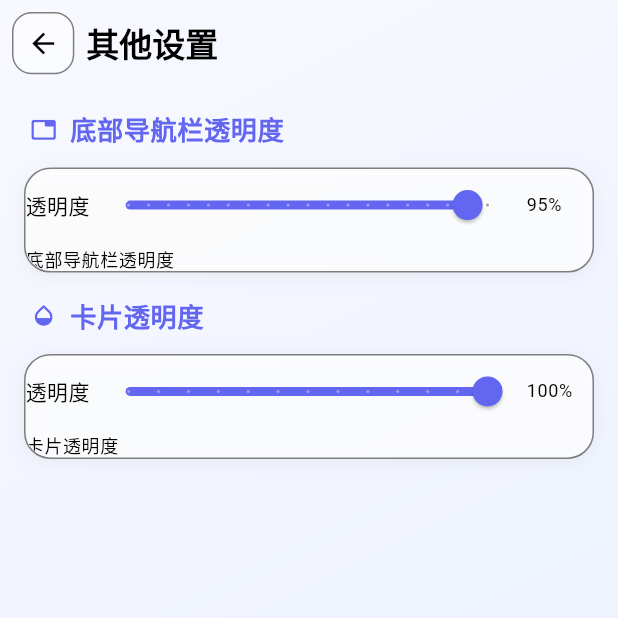
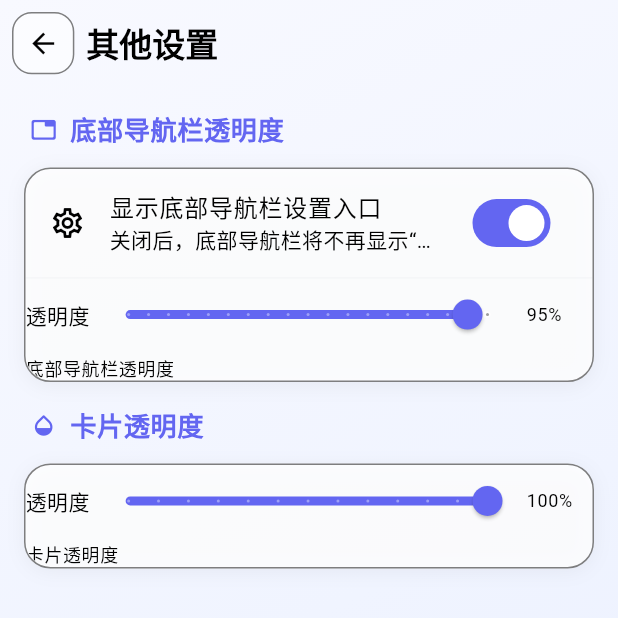
Before and after one commit to jiuxina/ying, a Flutter app: the OtherAppearanceSettingsScreen screen opened directly, on a phone screen of 412 x 824 dp, the top half of it. Run offline on Flutter 3.47's test engine with Material 3 defaults, Android fonts, the phone set to English and light mode, and no system bars; our stand-ins replace app_links, confetti, file_picker, fl_chart, flutter_local_notifications, flutter_markdown_plus and 12 more; missing offline and left inert: flutter_overlay_window, gal, home_widget, icalendar_parser, lunar, mobile_scanner and 1 more; accounts and stored records are empty.

Commit message:
feat: Add settings entry toggle for bottom navigation bar

```diff
--- /dev/null
+++ b/devtools_options.yaml
@@ -0,0 +1,3 @@
+description: This file stores settings for Dart & Flutter DevTools.
+documentation: https://docs.flutter.dev/tools/devtools/extensions#configure-extension-enablement-states
+extensions:
--- a/lib/screens/settings/appearance/other_appearance_settings_screen.dart
+++ b/lib/screens/settings/appearance/other_appearance_settings_screen.dart
@@ -1,7 +1,7 @@
 // ============================================================================
 // 其他外观设置页面
 //
-// 包含：底部导航栏透明度
+// 包含：底部导航栏透明度、底部导航栏“设置”入口显示开关
 // 排除：已在主题设置中的项目（主题模式、主题色、界面字体颜色、按钮样式、卡片透明度）
 // ============================================================================
 
@@ -44,6 +44,17 @@ class _OtherAppearanceSettingsScreenState
                       children: [
                         // 底部导航栏透明度
                         buildSection(l10n.bottomNavOpacity, Icons.tab_rounded, [
+                          SwitchListTile(
+                            secondary: const Icon(Icons.settings_outlined),
+                            title: const Text('显示底部导航栏设置入口', overflow: TextOverflow.ellipsis),
+                            subtitle: const Text('关闭后，底部导航栏将不再显示“设置”标签', overflow: TextOverflow.ellipsis),
+                            value: settings.bottomNavSettingsEntryVisible,
+                            onChanged: (value) {
+                              HapticFeedback.selectionClick();
+                              settings.setBottomNavSettingsEntryVisible(value);
+                            },
+                          ),
+                          const Divider(height: 1),
                           _buildBottomNavOpacitySlider(settings, l10n),
                         ]),
 
```
Also changed, not shown: lib/providers/settings_provider.dart (+15 -1 lines), lib/screens/main_screen.dart (+31 -20 lines), pubspec.lock, 1 other file.
